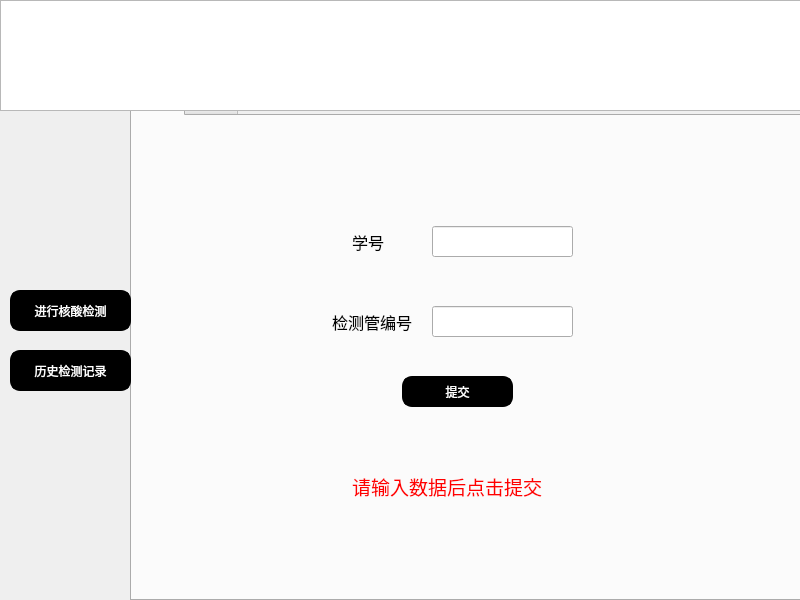
sukiiiKotori/pymysql, file surveyor.ui: the form before one commit.
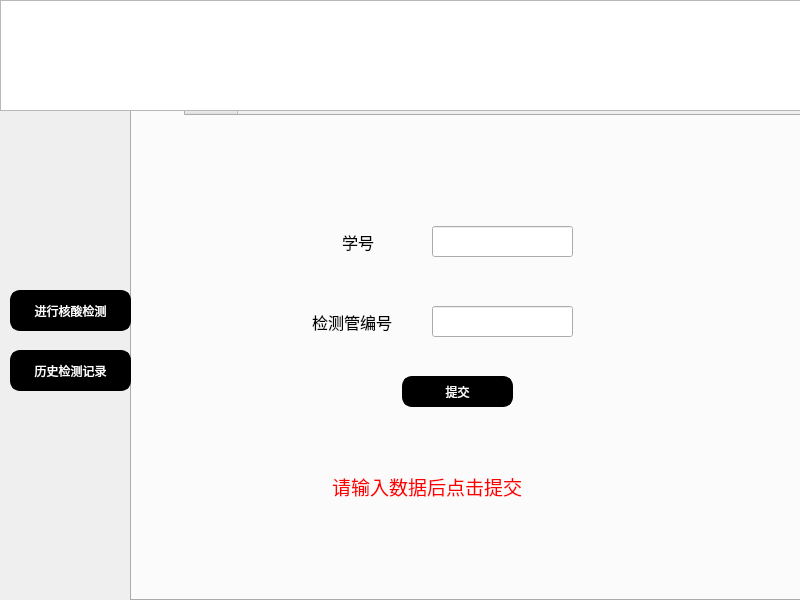
The form after the commit.

The edit to the form file:
```diff
--- a/surveyor.ui
+++ b/surveyor.ui
@@ -64,9 +64,9 @@
     <widget class="QLabel" name="label">
      <property name="geometry">
       <rect>
-       <x>220</x>
+       <x>210</x>
        <y>110</y>
-       <width>41</width>
+       <width>61</width>
        <height>31</height>
       </rect>
      </property>
@@ -101,9 +101,9 @@
     <widget class="QLabel" name="label_2">
      <property name="geometry">
       <rect>
-       <x>200</x>
+       <x>180</x>
        <y>190</y>
-       <width>91</width>
+       <width>121</width>
        <height>31</height>
       </rect>
      </property>
@@ -153,10 +153,10 @@
     <widget class="QLabel" name="label_4">
      <property name="geometry">
       <rect>
-       <x>220</x>
-       <y>320</y>
-       <width>211</width>
-       <height>101</height>
+       <x>200</x>
+       <y>330</y>
+       <width>271</width>
+       <height>81</height>
       </rect>
      </property>
      <property name="font">
```
Left out of the diff: 4 changed lines with no effect on the pictures.
